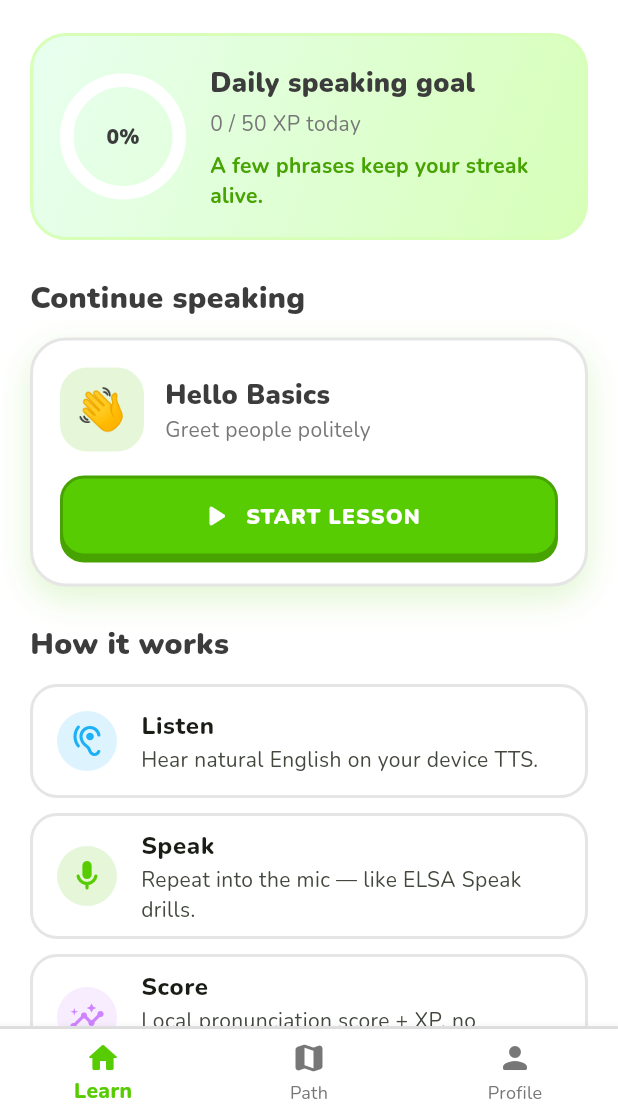
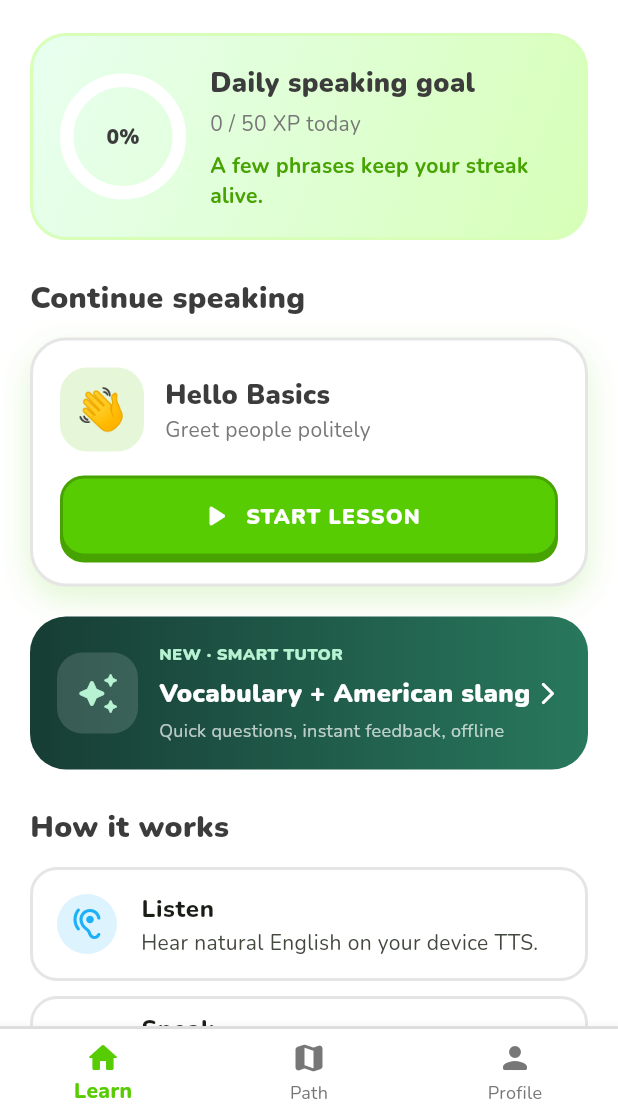
Before and after one commit to Ahmed887v/2547-, a Flutter app: the screen it shows after launch, on a phone screen of 412 x 824 dp, the part 120-1236 px from its top. Run offline on Flutter 3.47's test engine with Material 3 defaults, Android fonts, the phone set to English and light mode, and no system bars; drawn by our look-alikes of percent_indicator; our stand-ins replace confetti, flutter_tts, google_fonts, shared_preferences, speech_to_text.

Commit message:
Add Smart Tutor entry card to Learn home

```diff
--- a/lib/screens/home_screen.dart
+++ b/lib/screens/home_screen.dart
@@ -9,6 +9,7 @@ import '../widgets/stat_chip.dart';
 import 'lesson_map_screen.dart';
 import 'profile_screen.dart';
 import 'practice_screen.dart';
+import 'smart_tutor_screen.dart';
 
 class HomeScreen extends StatefulWidget {
   const HomeScreen({super.key});
@@ -194,6 +195,56 @@ class _LearnTab extends StatelessWidget {
             );
           },
         ),
+        const SizedBox(height: 20),
+        InkWell(
+          borderRadius: BorderRadius.circular(24),
+          onTap: () => Navigator.of(context).push(
+            MaterialPageRoute(builder: (_) => const SmartTutorScreen()),
+          ),
+          child: Container(
+            padding: const EdgeInsets.all(18),
+            decoration: BoxDecoration(
+              gradient: const LinearGradient(
+                colors: [Color(0xFF173D35), Color(0xFF28785D)],
+              ),
+              borderRadius: BorderRadius.circular(24),
+            ),
+            child: Row(
+              children: [
+                Container(
+                  width: 54,
+                  height: 54,
+                  decoration: BoxDecoration(
+                    color: Colors.white.withOpacity(0.14),
+                    borderRadius: BorderRadius.circular(17),
+                  ),
+                  child: const Icon(Icons.auto_awesome_rounded,
+                      color: Color(0xFFB7F3D3), size: 30),
+                ),
+                const SizedBox(width: 14),
+                const Expanded(
+                  child: Column(
+                    crossAxisAlignment: CrossAxisAlignment.start,
+                    children: [
+                      Text('NEW · SMART TUTOR',
+                          style: TextStyle(color: Color(0xFFB7F3D3),
+                              fontSize: 11, fontWeight: FontWeight.w900)),
+                      SizedBox(height: 5),
+                      Text('Vocabulary + American slang',
+                          style: TextStyle(color: Colors.white,
+                              fontSize: 17, fontWeight: FontWeight.w900)),
+                      SizedBox(height: 4),
+                      Text('Quick questions, instant feedback, offline',
+                          style: TextStyle(color: Colors.white70, fontSize: 12)),
+                    ],
+                  ),
+                ),
+                const Icon(Icons.arrow_forward_ios_rounded,
+                    color: Colors.white, size: 18),
+              ],
+            ),
+          ),
+        ),
         const SizedBox(height: 24),
         const Text(
           'How it works',
```
